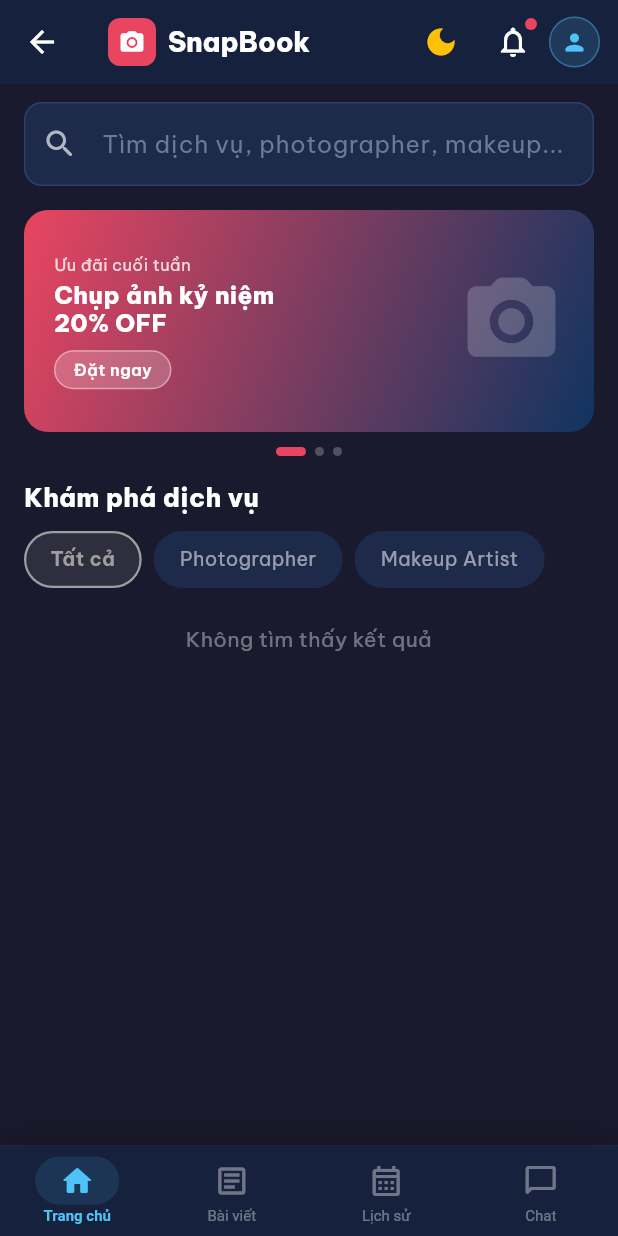
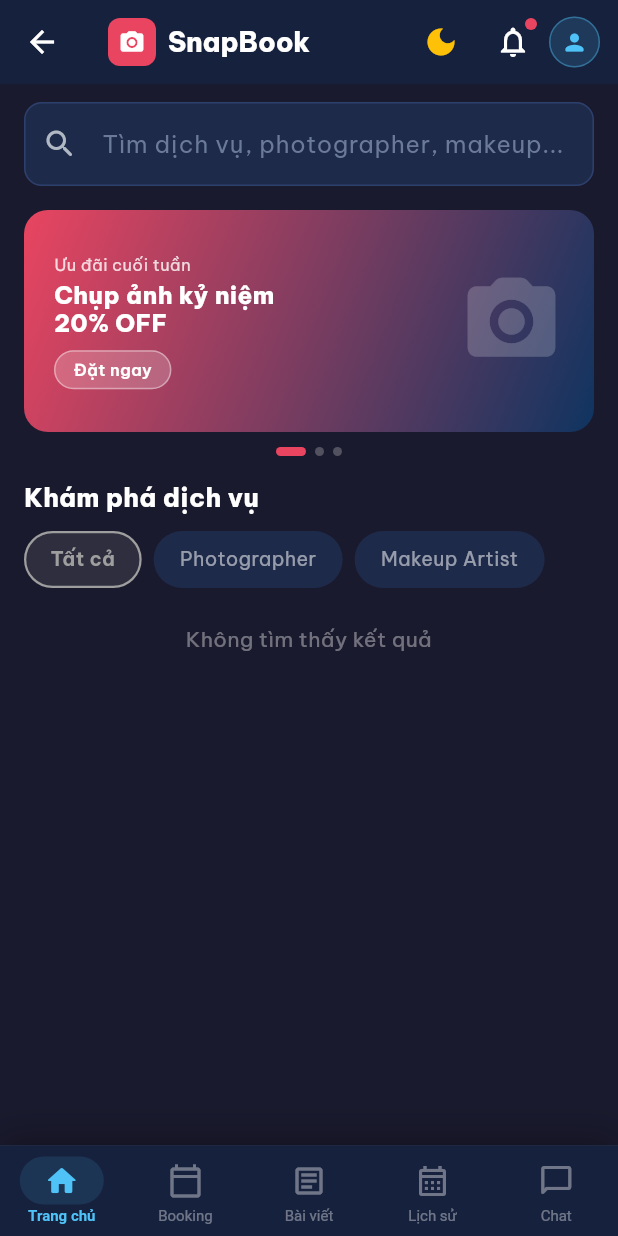
Before and after one commit to XwolveX/photo_booking_app, a Flutter app: the UserMainScreen screen opened directly, on a phone screen of 412 x 824 dp. Run offline on Flutter 3.47's test engine with Material 3 defaults, Android fonts, the phone set to English and light mode, and no system bars; our stand-ins replace cloud_firestore, firebase_auth, firebase_core, flutter_map, google_fonts, latlong2 and 1 more; accounts and stored records are empty.

Commit message:
finish booking

```diff
--- a/lib/screens/user/user_main_screen.dart
+++ b/lib/screens/user/user_main_screen.dart
@@ -7,6 +7,7 @@ import 'user_home_screen.dart';
 import 'post_feed_screen.dart';
 import 'booking_history_screen.dart';
 import 'chat_list_screen.dart';
+import '../booking/booking_step1_providers.dart';
 
 class UserMainScreen extends StatefulWidget {
   const UserMainScreen({super.key});
@@ -22,6 +23,7 @@ class _UserMainScreenState extends State<UserMainScreen> {
 
   final List<Widget> _screens = const [
     UserHomeScreen(),
+    BookingStep1Screen(hideBackButton: true), // ← ẩn nút back khi vào từ nav
     PostFeedScreen(),
     BookingHistoryScreen(),
     ChatListScreen(),
@@ -81,10 +83,20 @@ class _UserMainScreenState extends State<UserMainScreen> {
                 onTap: _onTap,
               ),
               _NavItem(
+                icon: Icons.calendar_today_rounded,
+                iconOutlined: Icons.calendar_today_outlined,
+                label: 'Booking',
+                index: 1,
+                currentIndex: _currentIndex,
+                color: _roleColor,
+                isDark: isDark,
+                onTap: _onTap,
+              ),
+              _NavItem(
                 icon: Icons.article_rounded,
                 iconOutlined: Icons.article_outlined,
                 label: 'Bài viết',
-                index: 1,
+                index: 2,
                 currentIndex: _currentIndex,
                 color: _roleColor,
                 isDark: isDark,
@@ -94,7 +106,7 @@ class _UserMainScreenState extends State<UserMainScreen> {
                 icon: Icons.calendar_month_rounded,
                 iconOutlined: Icons.calendar_month_outlined,
                 label: 'Lịch sử',
-                index: 2,
+                index: 3,
                 currentIndex: _currentIndex,
                 color: _roleColor,
                 isDark: isDark,
@@ -104,7 +116,7 @@ class _UserMainScreenState extends State<UserMainScreen> {
                 icon: Icons.chat_bubble_rounded,
                 iconOutlined: Icons.chat_bubble_outline_rounded,
                 label: 'Chat',
-                index: 3,
+                index: 4,
                 currentIndex: _currentIndex,
                 color: _roleColor,
                 isDark: isDark,
@@ -159,13 +171,15 @@ class _NavItem extends StatelessWidget {
           child: Column(
             mainAxisSize: MainAxisSize.min,
             children: [
-              // Indicator dot + icon
               AnimatedContainer(
                 duration: const Duration(milliseconds: 200),
                 curve: Curves.easeOut,
-                padding: const EdgeInsets.symmetric(horizontal: 16, vertical: 4),
+                padding:
+                const EdgeInsets.symmetric(horizontal: 16, vertical: 4),
                 decoration: BoxDecoration(
-                  color: isSelected ? color.withOpacity(0.12) : Colors.transparent,
+                  color: isSelected
+                      ? color.withOpacity(0.12)
+                      : Colors.transparent,
                   borderRadius: BorderRadius.circular(20),
                 ),
                 child: Icon(
@@ -185,7 +199,7 @@ class _NavItem extends StatelessWidget {
                       : (isDark ? Colors.white38 : Colors.grey[400]),
                   fontSize: 10,
                   fontWeight:
-                      isSelected ? FontWeight.w700 : FontWeight.w400,
+                  isSelected ? FontWeight.w700 : FontWeight.w400,
                 ),
                 child: Text(label),
               ),
```
Also changed, not shown: lib/screens/booking/booking_step1_providers.dart (+14 -3 lines).
